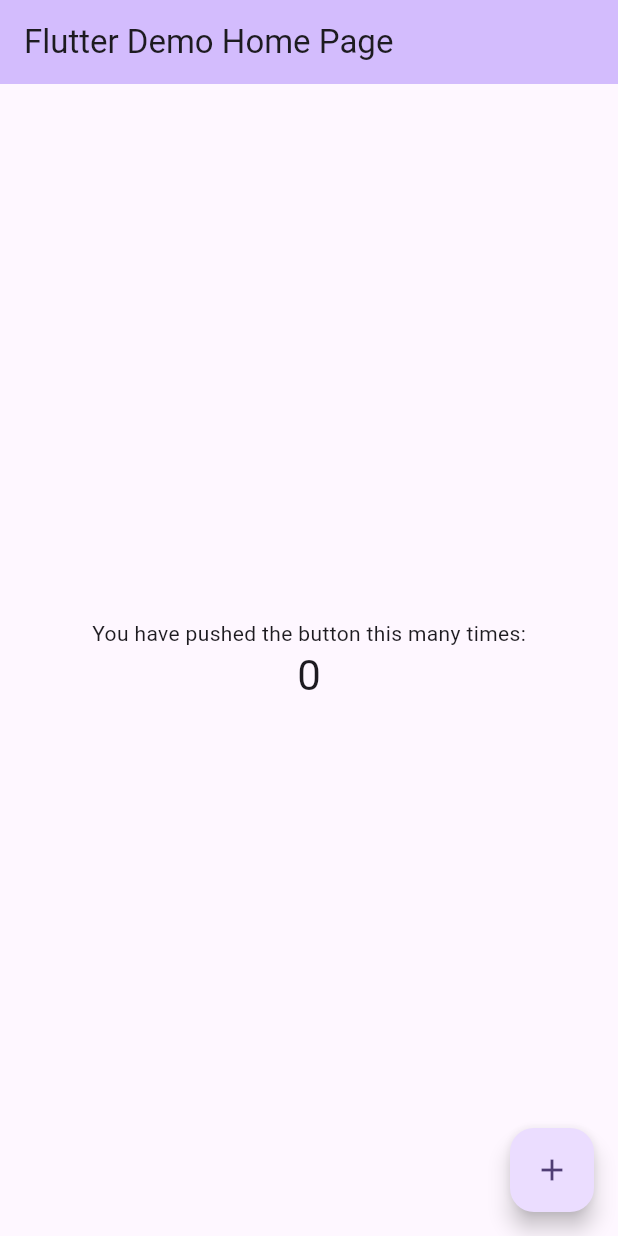
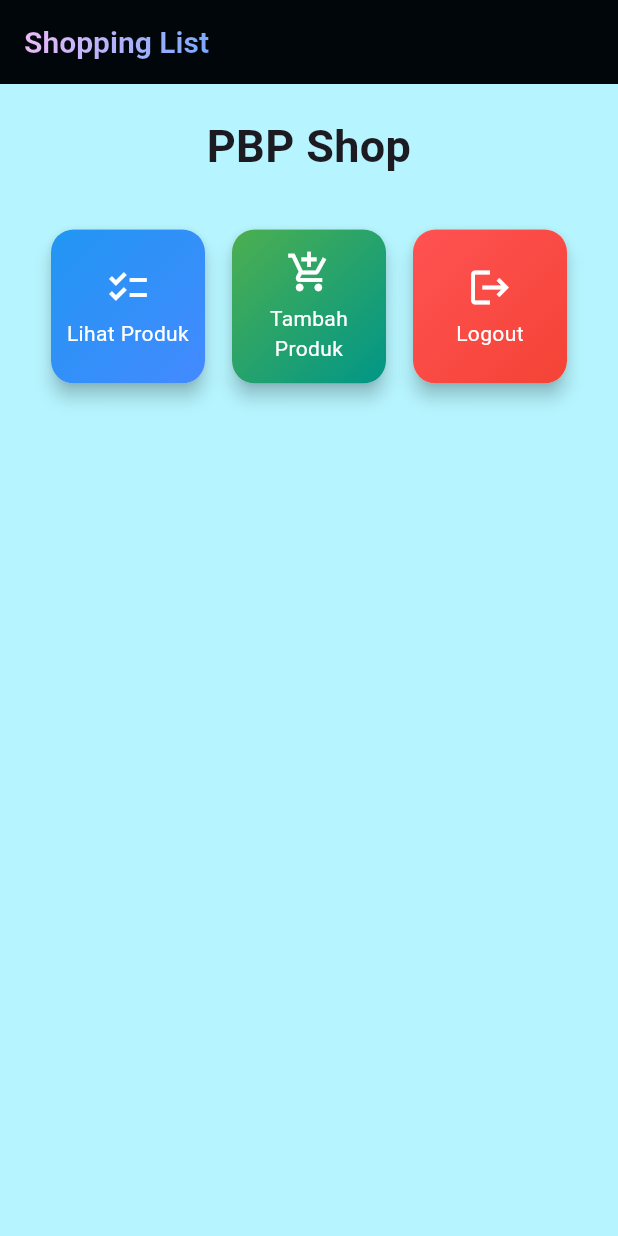
Before and after one commit to ghaniiaa/shopping-list-mobile, a Flutter app: the screen it shows after launch, on a phone screen of 412 x 824 dp. Run offline on Flutter 3.47's test engine with Material 2 defaults, Android fonts, the phone set to English and light mode, and no system bars.

Commit message:
menyelesaikan tutorial 6

```diff
--- a/lib/main.dart
+++ b/lib/main.dart
@@ -1,4 +1,5 @@
 import 'package:flutter/material.dart';
+import 'package:shopping_list/menu.dart';
 
 void main() {
   runApp(const MyApp());
@@ -28,98 +29,10 @@ class MyApp extends StatelessWidget {
         //
         // This works for code too, not just values: Most code changes can be
         // tested with just a hot reload.
-        colorScheme: ColorScheme.fromSeed(seedColor: Colors.deepPurple),
+        colorScheme: ColorScheme.fromSeed(seedColor: Colors.indigo),
         useMaterial3: true,
       ),
-      home: const MyHomePage(title: 'Flutter Demo Home Page'),
+      home: MyHomePage()
     );
   }
 }
-
-class MyHomePage extends StatefulWidget {
-  const MyHomePage({super.key, required this.title});
-
-  // This widget is the home page of your application. It is stateful, meaning
-  // that it has a State object (defined below) that contains fields that affect
-  // how it looks.
-
-  // This class is the configuration for the state. It holds the values (in this
-  // case the title) provided by the parent (in this case the App widget) and
-  // used by the build method of the State. Fields in a Widget subclass are
-  // always marked "final".
-
-  final String title;
-
-  @override
-  State<MyHomePage> createState() => _MyHomePageState();
-}
-
-class _MyHomePageState extends State<MyHomePage> {
-  int _counter = 0;
-
-  void _incrementCounter() {
-    setState(() {
-      // This call to setState tells the Flutter framework that something has
-      // changed in this State, which causes it to rerun the build method below
-      // so that the display can reflect the updated values. If we changed
-      // _counter without calling setState(), then the build method would not be
-      // called again, and so nothing would appear to happen.
-      _counter++;
-    });
-  }
-
-  @override
-  Widget build(BuildContext context) {
-    // This method is rerun every time setState is called, for instance as done
-    // by the _incrementCounter method above.
-    //
-    // The Flutter framework has been optimized to make rerunning build methods
-    // fast, so that you can just rebuild anything that needs updating rather
-    // than having to individually change instances of widgets.
-    return Scaffold(
-      appBar: AppBar(
-        // TRY THIS: Try changing the color here to a specific color (to
-        // Colors.amber, perhaps?) and trigger a hot reload to see the AppBar
-        // change color while the other colors stay the same.
-        backgroundColor: Theme.of(context).colorScheme.inversePrimary,
-        // Here we take the value from the MyHomePage object that was created by
-        // the App.build method, and use it to set our appbar title.
-        title: Text(widget.title),
-      ),
-      body: Center(
-        // Center is a layout widget. It takes a single child and positions it
-        // in the middle of the parent.
-        child: Column(
-          // Column is also a layout widget. It takes a list of children and
-          // arranges them vertically. By default, it sizes itself to fit its
-          // children horizontally, and tries to be as tall as its parent.
-          //
-          // Column has various properties to control how it sizes itself and
-          // how it positions its children. Here we use mainAxisAlignment to
-          // center the children vertically; the main axis here is the vertical
-          // axis because Columns are vertical (the cross axis would be
-          // horizontal).
-          //
-          // TRY THIS: Invoke "debug painting" (choose the "Toggle Debug Paint"
-          // action in the IDE, or press "p" in the console), to see the
-          // wireframe for each widget.
-          mainAxisAlignment: MainAxisAlignment.center,
-          children: <Widget>[
-            const Text(
-              'You have pushed the button this many times:',
-            ),
-            Text(
-              '$_counter',
-              style: Theme.of(context).textTheme.headlineMedium,
-            ),
-          ],
-        ),
-      ),
-      floatingActionButton: FloatingActionButton(
-        onPressed: _incrementCounter,
-        tooltip: 'Increment',
-        child: const Icon(Icons.add),
-      ), // This trailing comma makes auto-formatting nicer for build methods.
-    );
-  }
-}
--- /dev/null
+++ b/lib/menu.dart
@@ -0,0 +1,129 @@
+import 'package:flutter/material.dart';
+
+class MyHomePage extends StatelessWidget {
+    MyHomePage({Key? key}) : super(key: key);
+    final List<ShoppingItem> items = [
+      ShoppingItem("Lihat Produk", Icons.checklist, [Colors.blue, Colors.blueAccent]),
+      ShoppingItem("Tambah Produk", Icons.add_shopping_cart, [Colors.green, Colors.teal]),
+      ShoppingItem("Logout", Icons.logout, [Colors.redAccent, Colors.red]),
+    ];
+    @override
+    Widget build(BuildContext context) {
+    return Scaffold(
+      backgroundColor: Color.fromARGB(255, 182, 245, 255),
+      appBar: AppBar(
+        title: ShaderMask(
+          shaderCallback: (Rect bounds) {
+            return LinearGradient(
+              begin: Alignment.topLeft,
+              end: Alignment.bottomRight,
+              colors: [Color.fromARGB(255, 237, 186, 247),  Color.fromARGB(255, 120, 169, 253)],
+            ).createShader(bounds);
+          },
+          blendMode: BlendMode.srcIn, // Ensure the text color is replaced by the gradient
+          child: const Text(
+            'Shopping List',
+            style: TextStyle( // The const was removed because TextStyle should be applied after ShaderMask
+              fontSize: 20,
+              fontWeight: FontWeight.bold,
+            ),
+          ),
+        ),
+        backgroundColor: Color.fromARGB(255, 0, 6, 10), // Set AppBar background color to black
+      ),
+      body: SingleChildScrollView(
+        child: Padding(
+          padding: const EdgeInsets.all(10.0),
+          child: Column(
+            children: <Widget>[
+              const Padding(
+                padding: EdgeInsets.only(top: 10.0, bottom: 10.0),
+                child: Text(
+                  'PBP Shop',
+                  textAlign: TextAlign.center,
+                  style: TextStyle(
+                    fontSize: 30,
+                    fontWeight: FontWeight.bold,
+                  ),
+                ),
+              ),
+              GridView.count(
+                primary: false,
+                padding: const EdgeInsets.all(20),
+                crossAxisSpacing: 10,
+                mainAxisSpacing: 10,
+                crossAxisCount: 3,
+                shrinkWrap: true,
+                children: items.map((ShoppingItem item) {
+                  return ShoppingCard(item);
+                }).toList(),
+              ),
+            ],
+          ),
+        ),
+      ),
+    );
+  }
+}
+
+class ShoppingItem {
+  final String name;
+  final IconData icon;
+  final List<Color> colors; // To hold gradient colors
+
+  ShoppingItem(this.name, this.icon, this.colors); // Constructor includes colors
+}
+
+
+class ShoppingCard extends StatelessWidget {
+  final ShoppingItem item;
+
+  const ShoppingCard(this.item, {super.key}); // Constructor
+
+  @override
+  Widget build(BuildContext context) {
+    return Card(
+      shape: RoundedRectangleBorder(
+        borderRadius: BorderRadius.circular(15.0),
+      ),
+      elevation: 5,
+      child: InkWell(
+        onTap: () {
+          ScaffoldMessenger.of(context)
+            ..hideCurrentSnackBar()
+            ..showSnackBar(SnackBar(
+                content: Text("Kamu telah menekan tombol ${item.name}!")));
+        },
+        child: Container(
+          decoration: BoxDecoration(
+            borderRadius: BorderRadius.circular(15.0),
+            gradient: LinearGradient(
+              begin: Alignment.topLeft,
+              end: Alignment.bottomRight,
+              colors: item.colors,
+            ),
+          ),
+          padding: const EdgeInsets.all(8),
+          child: Center(
+            child: Column(
+              mainAxisAlignment: MainAxisAlignment.center,
+              children: [
+                Icon(
+                  item.icon,
+                  color: Colors.white,
+                  size: 30.0,
+                ),
+                const Padding(padding: EdgeInsets.all(3)),
+                Text(
+                  item.name,
+                  textAlign: TextAlign.center,
+                  style: const TextStyle(color: Colors.white),
+                ),
+              ],
+            ),
+          ),
+        ),
+      ),
+    );
+  }
+}
```
